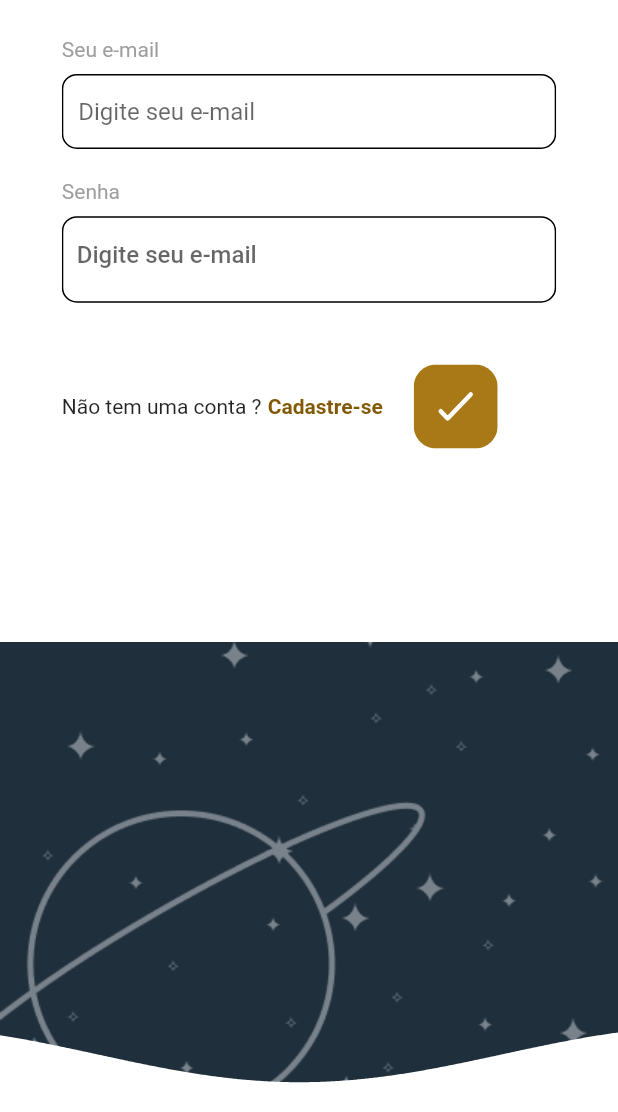
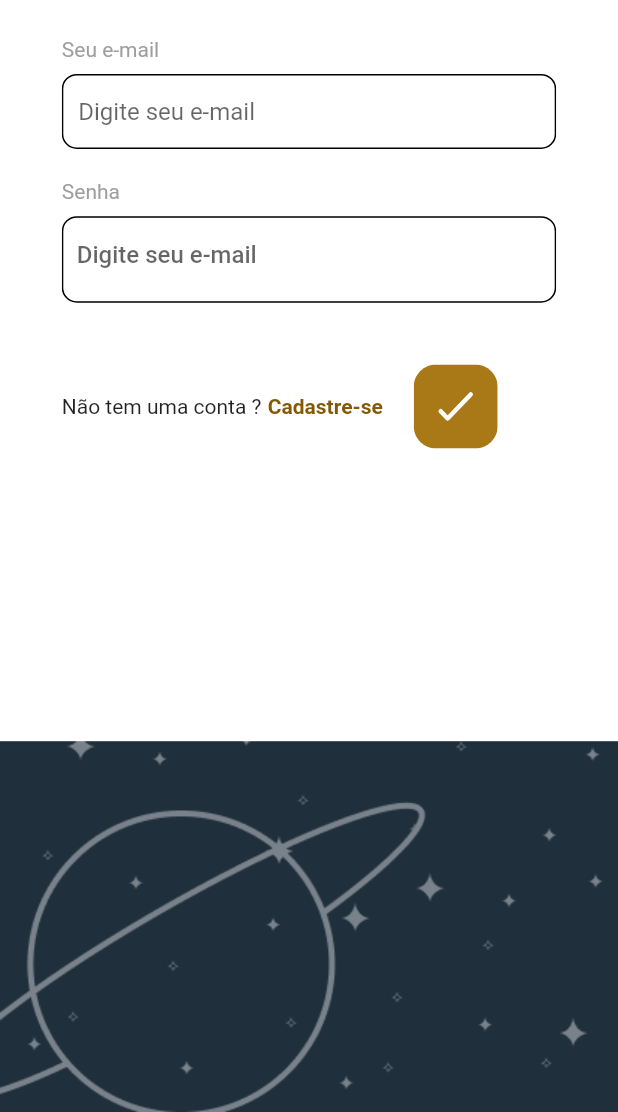
Before and after one commit to ViniciusVicco/lunia, a Flutter app: the screen it shows after launch, on a phone screen of 412 x 824 dp, the part 124-1236 px from its top. Run offline on Flutter 3.47's test engine with Material 2 defaults, Android fonts, the phone set to English and light mode, and no system bars; our stand-ins replace flutter_svg.

```diff
--- a/lib/screens/login_screen/login_screen.dart
+++ b/lib/screens/login_screen/login_screen.dart
@@ -1,11 +1,10 @@
 import 'package:flutter/material.dart';
 import 'package:flutter_svg/flutter_svg.dart';
 import 'package:lunia/screens/comom_widgets/background_widgets/background_container_widget.dart';
+import 'package:lunia/screens/comom_widgets/background_widgets/custom_clipper.dart';
 import 'package:lunia/screens/comom_widgets/custom_rounded_container.dart';
 import 'package:lunia/screens/comom_widgets/custom_texts.dart';
 import 'package:lunia/screens/comom_widgets/form_field_widget.dart';
-
-
 
 class LoginScreen extends StatefulWidget {
   @override
@@ -22,17 +21,36 @@ class _LoginScreenState extends State<LoginScreen> {
     final double height = MediaQuery.of(context).size.height;
     final Color selectedColor = Color(0xff825904);
 
-
     return Scaffold(
-      drawer: Drawer(
-
-      ),
+      drawer: Drawer(),
       resizeToAvoidBottomPadding: false,
       backgroundColor: Colors.white,
-      body: Stack(
+      body: ClipPath(
+
+        child: Container(
+
+          child: Stack(
             children: [
-          BackGroundContainerWidget(
-            heightporcentage: 0.40,
+              Column(
+                children: [
+                  Container(
+                    height: height,
+                    decoration: BoxDecoration(
+                        image: DecorationImage(
+                            fit: BoxFit.fitWidth,
+                            alignment: FractionalOffset.bottomCenter,
+                            image: AssetImage('assets/comom/fundo.png')
+                        )
+                    ),
+                  ),
+
+
+                ],
+              ),
+              Container(
+                height: height*0.7,
+                color: Colors.white,
+                //Clipar este cara aqui
               ),
               Center(
                 child: ClipPath(
@@ -50,7 +68,9 @@ class _LoginScreenState extends State<LoginScreen> {
                             children: [
                               Row(
                                 children: [
-                              CustomTextTittle(text: "Logue",),
+                                  CustomTextTittle(
+                                    text: "Logue",
+                                  ),
                                   Container(
                                     child: SvgPicture.asset(
                                         'assets/login/estrelas.svg'),
@@ -65,7 +85,6 @@ class _LoginScreenState extends State<LoginScreen> {
                                 height: height * 0.01,
                               ),
                               CustomroundedContainer(
-
                                 child: TextFormField(
                                   maxLines: 1,
                                   validator: (email) {
@@ -98,48 +117,10 @@ class _LoginScreenState extends State<LoginScreen> {
                               ),
                               Stack(
                                 children: [
-//                                TextFormField(
-//                                  validator: (password) {
-//                                    if (password.isEmpty) {
-//                                      return 'Campo senha vazio!';
-//                                    }
-//                                    if (password.length < 9) {
-//                                      return 'No mínimo 8 carácteres!';
-//                                    }
-//                                    return null;
-//                                  },
-//                                  style: TextStyle(
-//                                    color: Colors.black,
-//                                  ),
-//                                  decoration: InputDecoration(
-//                                      hintText: "Digite sua senha",
-//                                      border: InputBorder.none,
-//                                      contentPadding: EdgeInsets.symmetric(
-//                                          vertical: 15, horizontal: 15),
-//                                      suffixIcon: GestureDetector(
-//                                        onTap: () {
-//                                          setState(() {
-//                                            hidePassword = !hidePassword;
-//                                          });
-//                                        },
-//                                        child: hidePassword? Container(
-//                                          child: SvgPicture.asset(
-//                                            'assets/login/iconEye.svg',
-//                                            width: 2,
-//                                            height: 2,
-//                                          ),
-//                                        ):
-//                                        Container(
-//                                          child: SvgPicture.asset(
-//                                            'assets/login/iconEyeOculto.svg',
-//                                            width: 2,
-//                                            height: 2,
-//                                          ),
-//                                        ),
-//                                      )),
-//                                  obscureText: hidePassword,
-//                                ),
-                            CustomroundedContainer(height: height * 0.07,width: width,),
+                                  CustomroundedContainer(
+                                    height: height * 0.07,
+                                    width: width,
+                                  ),
                                   CustomTextField(
                                     validator: (password) {
                                       if (password.isEmpty) {
@@ -150,7 +131,6 @@ class _LoginScreenState extends State<LoginScreen> {
                                       }
                                       return null;
                                     },
-
                                     hint: "Oi",
                                   ),
                                 ],
@@ -166,7 +146,8 @@ class _LoginScreenState extends State<LoginScreen> {
                                   ),
                                   GestureDetector(
                                     onTap: () {
-                                  Navigator.of(context).pushNamed('/register1');
+                                      Navigator.of(context)
+                                          .pushNamed('/register1');
                                     },
                                     child: Text(
                                       "Cadastre-se",
@@ -206,6 +187,8 @@ class _LoginScreenState extends State<LoginScreen> {
               ),
             ],
           ),
+        ),
+      ),
     );
   }
 }
```
Also changed, not shown: lib/screens/comom_widgets/background_widgets/custom_clipper.dart (added, +24 -0 lines). Lines whose indentation alone changed are shown as unchanged.
